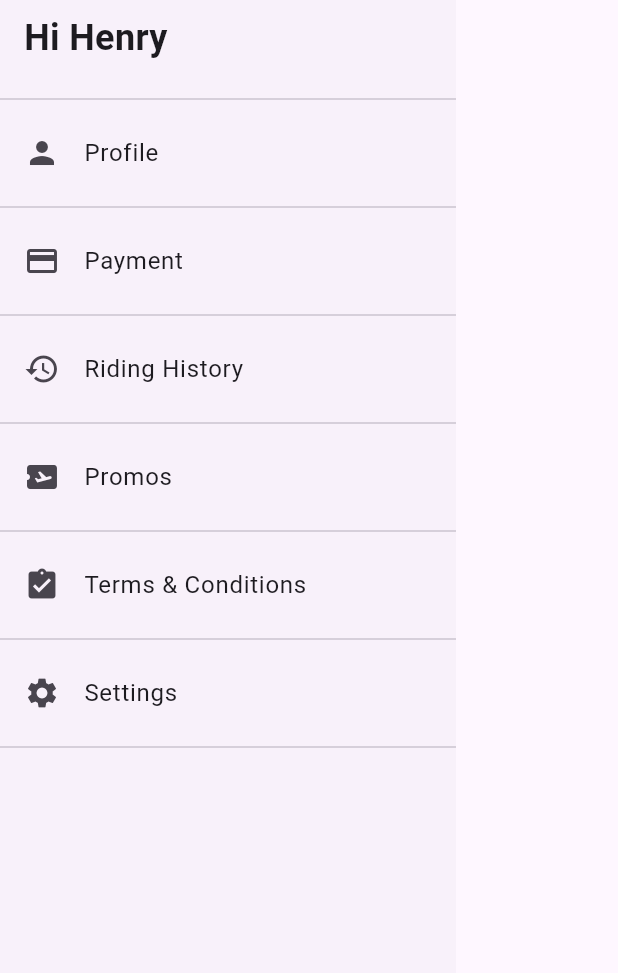
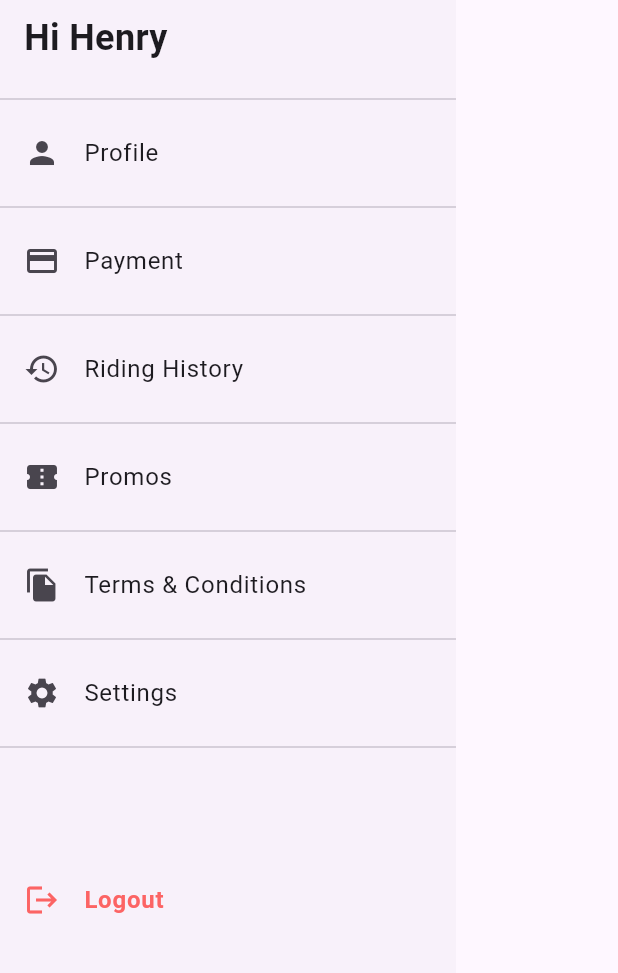
Before and after one commit to HenryBS18/Rollease, a Flutter app: the Sidebar widget shown alone on an empty page, opened directly, on a phone screen of 412 x 824 dp, the part 198-1171 px from its top. Run offline on Flutter 3.47's test engine with Material 3 defaults, Android fonts, the phone set to English and light mode, and no system bars; our stand-ins replace animate_do, flutter_map, flutter_rating_bar, geolocator, google_fonts, latlong2 and 1 more.

Commit message:
Add logout button on Sidebar

```diff
--- a/lib/views/widgets/sidebar.dart
+++ b/lib/views/widgets/sidebar.dart
@@ -13,8 +13,12 @@ class _SidebarState extends State<Sidebar> {
     return Drawer(
       child: ListView(
         children: <Widget>[
+          SizedBox(
+            height: MediaQuery.of(context).size.height,
+            child: Column(
+              mainAxisAlignment: MainAxisAlignment.spaceBetween,
+              children: [
                 Column(
-            mainAxisAlignment: MainAxisAlignment.start,
                   crossAxisAlignment: CrossAxisAlignment.start,
                   children: [
                     SizedBox(
@@ -64,13 +68,13 @@ class _SidebarState extends State<Sidebar> {
                     ),
                     const Divider(),
                     ListTile(
-                leading: const Icon(Icons.airplane_ticket),
+                      leading: const Icon(Icons.confirmation_num),
                       title: const Text("Promos"),
                       onTap: () {},
                     ),
                     const Divider(),
                     ListTile(
-                leading: const Icon(Icons.assignment_turned_in),
+                      leading: const Icon(Icons.file_copy),
                       title: const Text("Terms & Conditions"),
                       onTap: () {},
                     ),
@@ -82,7 +86,24 @@ class _SidebarState extends State<Sidebar> {
                     ),
                     const Divider(),
                   ],
-          )
+                ),
+                Padding(
+                  padding: const EdgeInsets.only(bottom: 64),
+                  child: ListTile(
+                    leading: const Icon(
+                      Icons.logout,
+                      color: Color(0xffFC6464),
+                    ),
+                    title: const Text(
+                      "Logout",
+                      style: TextStyle(color: Color(0xffFC6464), fontWeight: FontWeight.bold),
+                    ),
+                    onTap: () {},
+                  ),
+                ),
+              ],
+            ),
+          ),
         ],
       ),
     );
```
Lines whose indentation alone changed are shown as unchanged.
